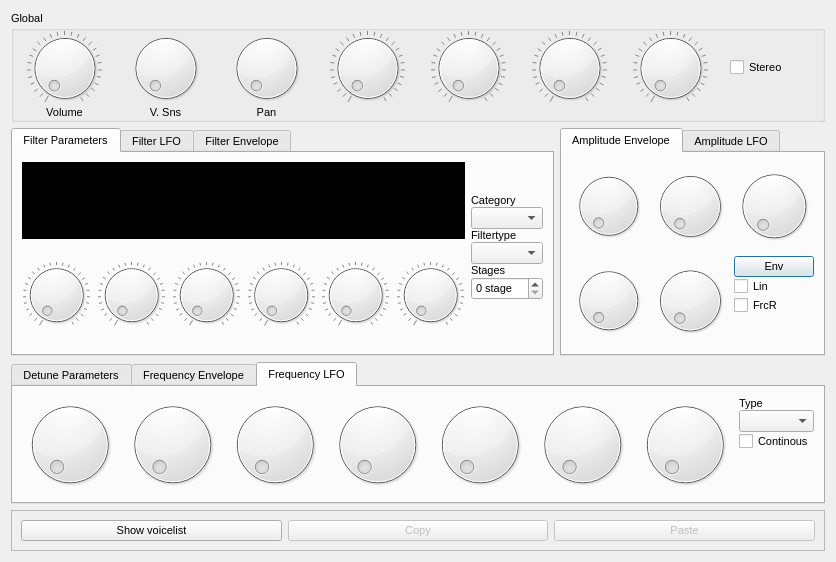
The window that src/NewUI/Addnote/AddnoteUI.ui (wtrsltnk/zyn) describes before a commit, drawn with Qt 5.
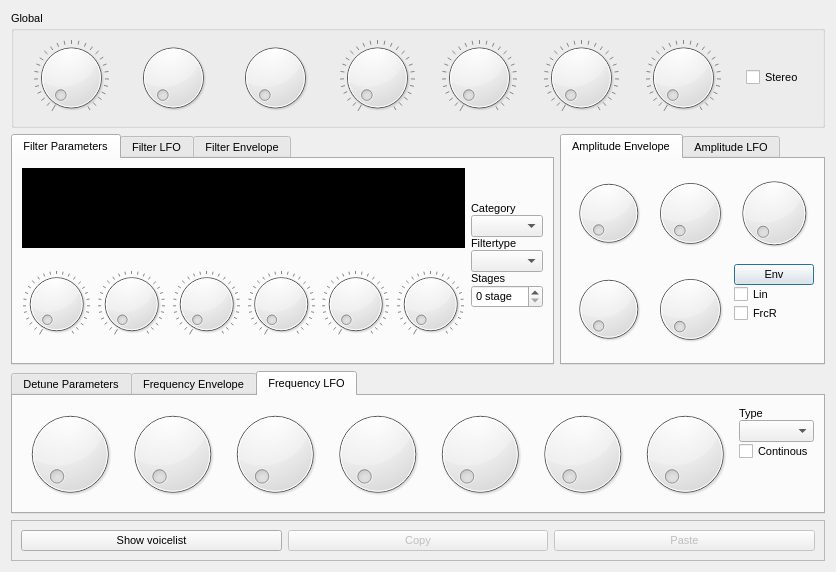
The same window after the commit. Custom widgets are drawn as their Qt base class.

```diff
--- a/src/NewUI/Addnote/AddnoteUI.ui
+++ b/src/NewUI/Addnote/AddnoteUI.ui
@@ -7,7 +7,7 @@
     <x>0</x>
     <y>0</y>
     <width>836</width>
-    <height>562</height>
+    <height>572</height>
    </rect>
   </property>
   <property name="font">
@@ -24,14 +24,8 @@
      <property name="title">
       <string>Global</string>
      </property>
-     <layout class="QGridLayout" name="gridLayout_3">
-      <property name="margin">
-       <number>0</number>
-      </property>
-      <property name="spacing">
-       <number>0</number>
-      </property>
-      <item row="0" column="0">
+     <layout class="QHBoxLayout" name="horizontalLayout_2">
+      <item>
        <widget class="Dial" name="mastervolume">
         <property name="maximum">
          <number>127</number>
@@ -53,7 +47,7 @@
         </property>
        </widget>
       </item>
-      <item row="0" column="1">
+      <item>
        <widget class="Dial" name="a_dt_14">
         <property name="sizePolicy">
          <sizepolicy hsizetype="Preferred" vsizetype="Preferred">
@@ -66,7 +60,7 @@
         </property>
        </widget>
       </item>
-      <item row="0" column="2">
+      <item>
        <widget class="Dial" name="a_dt_15">
         <property name="sizePolicy">
          <sizepolicy hsizetype="Preferred" vsizetype="Preferred">
@@ -79,53 +73,7 @@
         </property>
        </widget>
       </item>
-      <item row="1" column="0">
-       <widget class="QLabel" name="label_76">
-        <property name="text">
-         <string>Volume</string>
-        </property>
-        <property name="alignment">
-         <set>Qt::AlignCenter</set>
-        </property>
-       </widget>
-      </item>
-      <item row="1" column="1">
-       <widget class="QLabel" name="label_77">
-        <property name="text">
-         <string>V. Sns</string>
-        </property>
-        <property name="alignment">
-         <set>Qt::AlignCenter</set>
-        </property>
-       </widget>
-      </item>
-      <item row="1" column="2">
-       <widget class="QLabel" name="label_78">
-        <property name="text">
-         <string>Pan</string>
-        </property>
-        <property name="alignment">
-         <set>Qt::AlignCenter</set>
-        </property>
-       </widget>
-      </item>
-      <item row="0" column="7">
-       <widget class="QWidget" name="widget" native="true">
-        <layout class="QVBoxLayout" name="verticalLayout_5">
          <item>
-          <widget class="CheckBox" name="checkBox_2">
-           <property name="text">
-            <string>Stereo</string>
-           </property>
-           <property name="controlId" stdset="0">
-            <string>stereo</string>
-           </property>
-          </widget>
-         </item>
-        </layout>
-       </widget>
-      </item>
-      <item row="0" column="3">
        <widget class="Dial" name="mastervolume_16">
         <property name="maximum">
          <number>127</number>
@@ -147,7 +95,7 @@
         </property>
        </widget>
       </item>
-      <item row="0" column="4">
+      <item>
        <widget class="Dial" name="mastervolume_17">
         <property name="maximum">
          <number>127</number>
@@ -169,7 +117,7 @@
         </property>
        </widget>
       </item>
-      <item row="0" column="5">
+      <item>
        <widget class="Dial" name="mastervolume_18">
         <property name="maximum">
          <number>127</number>
@@ -191,7 +139,7 @@
         </property>
        </widget>
       </item>
-      <item row="0" column="6">
+      <item>
        <widget class="Dial" name="mastervolume_19">
         <property name="maximum">
          <number>127</number>
@@ -213,6 +161,22 @@
         </property>
        </widget>
       </item>
+      <item>
+       <widget class="QWidget" name="widget" native="true">
+        <layout class="QVBoxLayout" name="verticalLayout_5">
+         <item>
+          <widget class="CheckBox" name="checkBox_2">
+           <property name="text">
+            <string>Stereo</string>
+           </property>
+           <property name="controlId" stdset="0">
+            <string>stereo</string>
+           </property>
+          </widget>
+         </item>
+        </layout>
+       </widget>
+      </item>
      </layout>
     </widget>
    </item>
```
Lines whose indentation alone changed are shown as unchanged.
